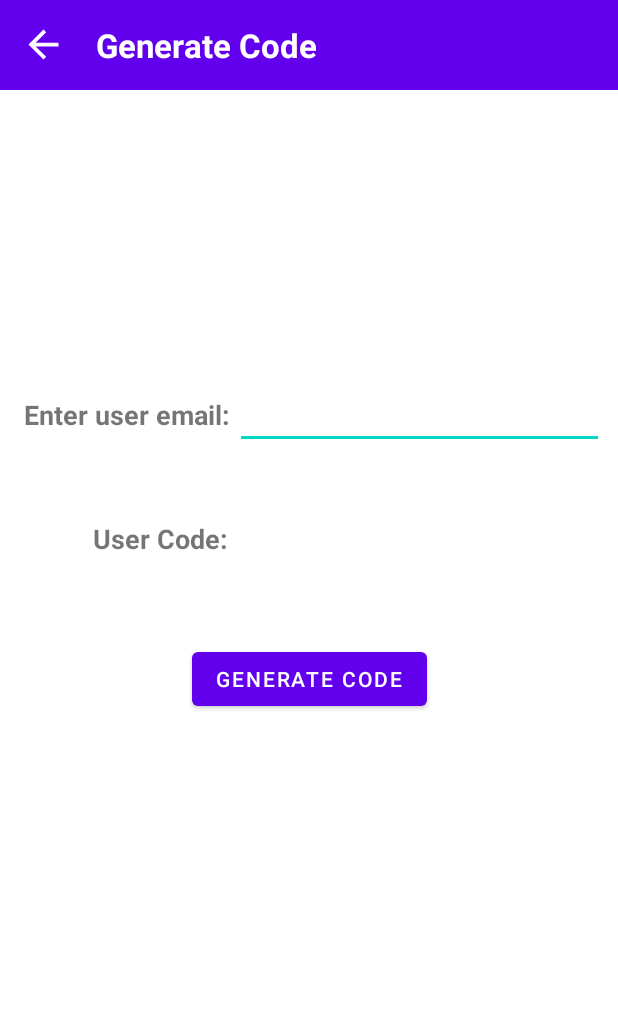
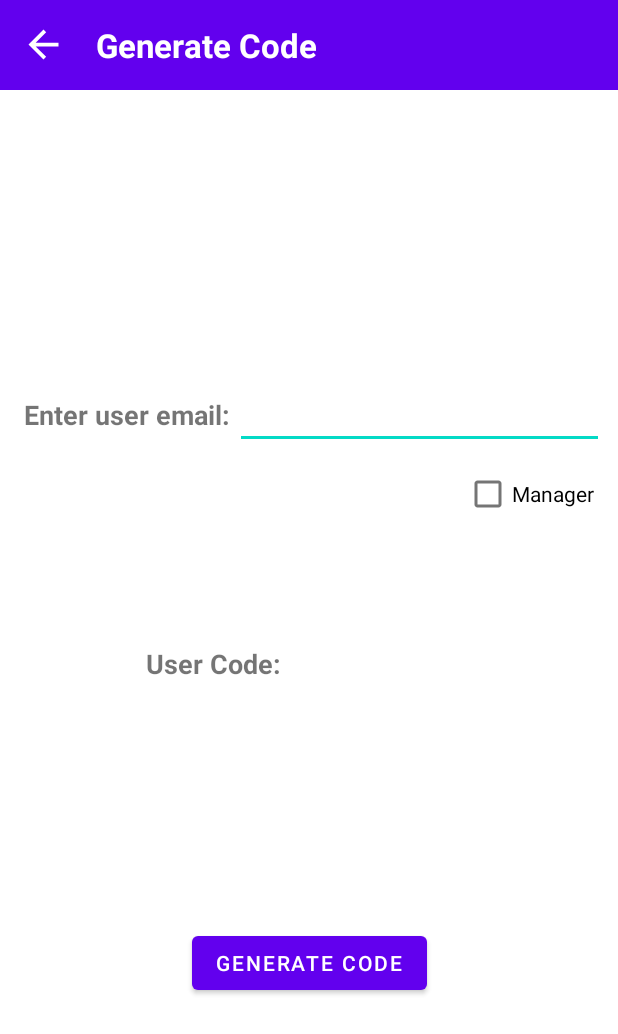
Before and after one commit to MonJamp/ProShift, an Android app: the GenerateCodeActivity screen opened directly, with no data from a screen before it, after a tap on "GENERATE CODE", on a phone screen of 412 x 824 dp. Shown: the top 1034 px of the screen. Run offline under Robolectric (Android 15) with nearby library versions, the phone set to English and light mode, and no system bars; 1 statement that could not run was skipped.

Commit message:
Select employee position
Managers can now specify employee position before sending the generate code request.

```diff
--- a/app/src/main/java/com/proshiftteam/proshift/Activities/GenerateCodeActivity.kt
+++ b/app/src/main/java/com/proshiftteam/proshift/Activities/GenerateCodeActivity.kt
@@ -23,6 +23,8 @@ class GenerateCodeActivity: AppCompatActivity() {
         val tokenCode: String? = bundle?.getString("tokenCode")
         val accessCode: Int? = bundle?.getInt("accessCode")
 
+        var isManager: Int = 16
+
 
 
         findViewById<ImageView>(R.id.backArrowButtonGenerateCodeActivity).setOnClickListener {
@@ -33,9 +35,17 @@ class GenerateCodeActivity: AppCompatActivity() {
         }
 
         generateUserCodeButton.setOnClickListener {
+            if (checkBoxForManager.isChecked) {
+                isManager = 15
+            } else {
+                isManager = 16
+            }
+
+            Toast.makeText(context, "User is a " + isManager, Toast.LENGTH_SHORT).show()
+
             val emailAddressToSend = emailAddressEnteredForCode.text.toString()
 
-            val generateCodeObjectToSend = GenerateUserCodeObject(emailAddressToSend)
+            val generateCodeObjectToSend = GenerateUserCodeObject(isManager, emailAddressToSend)
             val callApiGenerateCode = connectJsonApiCalls.generateUserCode("Token $tokenCode", generateCodeObjectToSend)
             callApiGenerateCode.enqueue(object: Callback<GenerateUserCodeObject> {
                 override fun onFailure(call: Call<GenerateUserCodeObject>, t: Throwable) {
--- a/app/src/main/java/com/proshiftteam/proshift/DataFiles/GenerateUserCodeObject.kt
+++ b/app/src/main/java/com/proshiftteam/proshift/DataFiles/GenerateUserCodeObject.kt
@@ -1,6 +1,7 @@
 package com.proshiftteam.proshift.DataFiles
 
 class GenerateUserCodeObject (
+    val position: Int,
     val email: String,
     val code: Int = 0
 )
--- a/app/src/main/res/layout/activity_generate_code.xml
+++ b/app/src/main/res/layout/activity_generate_code.xml
@@ -68,33 +68,45 @@
             android:id="@+id/userCodeRetreived"
             android:layout_width="wrap_content"
             android:layout_height="wrap_content"
-            android:layout_marginStart="25dp"
-            android:layout_marginTop="47dp"
             android:textSize="18sp"
-            app:layout_constraintStart_toEndOf="@+id/textView8"
-            app:layout_constraintTop_toBottomOf="@+id/emailAddressEnteredForCode"
+            app:layout_constraintBottom_toBottomOf="parent"
+            app:layout_constraintEnd_toEndOf="parent"
+            app:layout_constraintHorizontal_bias="0.463"
+            app:layout_constraintStart_toStartOf="parent"
+            app:layout_constraintTop_toTopOf="parent"
             tools:text="00000000" />
 
         <TextView
             android:id="@+id/textView8"
             android:layout_width="wrap_content"
             android:layout_height="wrap_content"
-            android:layout_marginStart="62dp"
+            android:layout_marginEnd="3dp"
             android:text="User Code:"
             android:textSize="18sp"
             android:textStyle="bold"
-            app:layout_constraintBaseline_toBaselineOf="@+id/userCodeRetreived"
-            app:layout_constraintStart_toStartOf="parent" />
+            app:layout_constraintBottom_toBottomOf="parent"
+            app:layout_constraintEnd_toStartOf="@+id/userCodeRetreived"
+            app:layout_constraintTop_toTopOf="parent" />
 
         <Button
             android:id="@+id/generateUserCodeButton"
             android:layout_width="wrap_content"
             android:layout_height="wrap_content"
-            android:layout_marginTop="57dp"
+            android:layout_marginBottom="158dp"
             android:text="Generate Code"
+            app:layout_constraintBottom_toBottomOf="parent"
             app:layout_constraintEnd_toEndOf="parent"
-            app:layout_constraintStart_toStartOf="parent"
-            app:layout_constraintTop_toBottomOf="@+id/textView8" />
+            app:layout_constraintStart_toStartOf="parent" />
+
+        <CheckBox
+            android:id="@+id/checkBoxForManager"
+            android:layout_width="wrap_content"
+            android:layout_height="wrap_content"
+            android:layout_marginTop="6dp"
+            android:layout_marginEnd="16dp"
+            android:text="Manager"
+            app:layout_constraintEnd_toEndOf="parent"
+            app:layout_constraintTop_toBottomOf="@+id/emailAddressEnteredForCode" />
     </androidx.constraintlayout.widget.ConstraintLayout>
 
 </LinearLayout>
```
